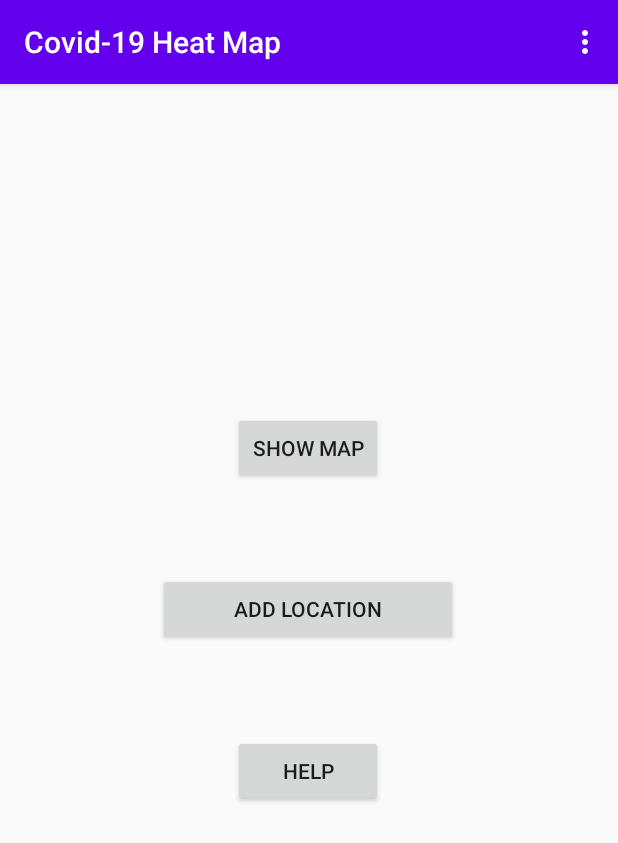
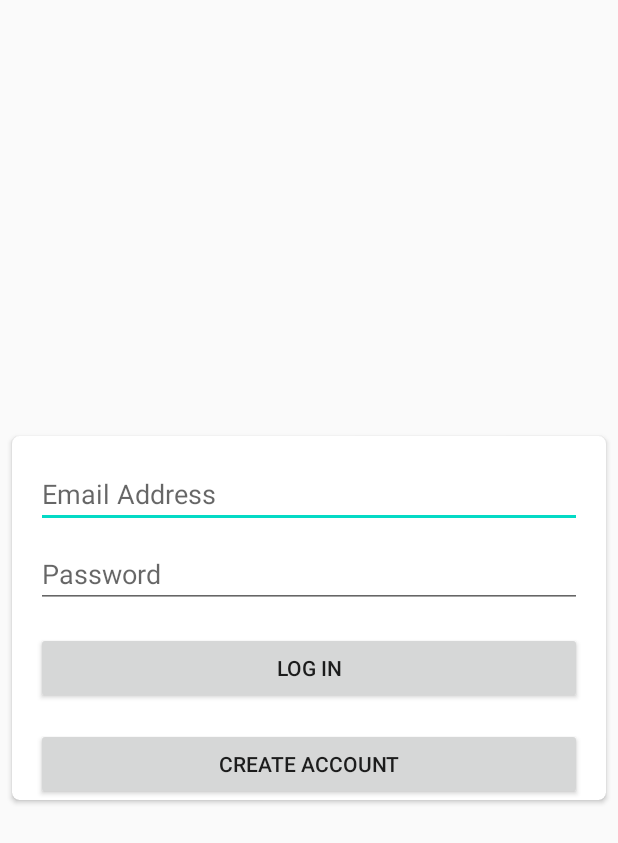
Before and after one commit to maniahania/mobilki, an Android app: the screen it shows after launch (MainActivity before the commit, LoginActivity after it), on a phone screen of 412 x 824 dp. Shown: the top 843 px of the screen. Run offline under Robolectric (Android 15) with nearby library versions, the phone set to English and light mode, and no system bars; our stand-ins replace Firebase (no records; nobody signed in at launch, a user with empty details on screens opened directly).

Commit message:
login, register, identyfikator usera do punktow, firebase, wypisanie lokalizacji w postaci brzydkiego TextView

```diff
--- a/app/build.gradle
+++ b/app/build.gradle
@@ -1,4 +1,5 @@
 apply plugin: 'com.android.application'
+apply plugin: 'com.google.gms.google-services'
 
 android {
     compileSdkVersion 30
@@ -16,6 +17,7 @@ android {
         applicationId "maniananana.chm"
         minSdkVersion 16
         targetSdkVersion 30
+        multiDexEnabled true
         versionCode 1
         versionName "1.0"
 
@@ -33,6 +35,7 @@ android {
 dependencies {
     implementation fileTree(dir: "libs", include: ["*.jar"])
     implementation 'androidx.appcompat:appcompat:1.2.0'
+    implementation 'com.android.support:multidex:1.0.3'
     implementation 'com.google.android.material:material:1.2.1'
     implementation 'androidx.constraintlayout:constraintlayout:2.0.4'
     implementation 'androidx.navigation:navigation-fragment:2.3.1'
@@ -42,6 +45,8 @@ dependencies {
     implementation 'com.google.android.gms:play-services-places:17.0.0'
     implementation "androidx.fragment:fragment:1.2.5"
     implementation 'androidx.legacy:legacy-support-v4:1.0.0'
+    implementation 'com.google.firebase:firebase-auth:19.2.0'
+    implementation 'com.google.firebase:firebase-firestore:21.4.0'
     testImplementation 'junit:junit:4.13.1'
     androidTestImplementation 'androidx.test.ext:junit:1.1.2'
     androidTestImplementation 'androidx.test.espresso:espresso-core:3.3.0'
--- /dev/null
+++ b/app/src/main/java/maniananana/chm/LoginActivity.java
@@ -0,0 +1,104 @@
+package maniananana.chm;
+
+import androidx.annotation.NonNull;
+import androidx.appcompat.app.AppCompatActivity;
+
+import android.content.Intent;
+import android.os.Bundle;
+import android.util.Log;
+import android.view.View;
+import android.widget.Button;
+import android.widget.EditText;
+import android.widget.Toast;
+
+import com.google.android.gms.tasks.OnFailureListener;
+import com.google.android.gms.tasks.OnSuccessListener;
+import com.google.firebase.auth.AuthResult;
+import com.google.firebase.auth.FirebaseAuth;
+import com.google.firebase.firestore.DocumentReference;
+import com.google.firebase.firestore.DocumentSnapshot;
+import com.google.firebase.firestore.FirebaseFirestore;
+
+public class LoginActivity extends AppCompatActivity {
+
+    EditText email,password;
+    Button loginBtn,gotoRegister;
+    boolean valid = true;
+    FirebaseAuth fAuth;
+    FirebaseFirestore fStore;
+
+    @Override
+    protected void onCreate(Bundle savedInstanceState) {
+        super.onCreate(savedInstanceState);
+        setContentView(R.layout.activity_login);
+        email = findViewById(R.id.loginEmail);
+        password = findViewById(R.id.loginPassword);
+        loginBtn = findViewById(R.id.loginBtn);
+        gotoRegister = findViewById(R.id.gotoRegister);
+        fAuth = FirebaseAuth.getInstance();
+        fStore = FirebaseFirestore.getInstance();
+
+        gotoRegister.setOnClickListener(new View.OnClickListener() {
+            @Override
+            public void onClick(View v) {
+                Intent registerIntent = new Intent(getApplicationContext(), RegisterActivity.class);
+                startActivity(registerIntent);
+            }
+        });
+
+        loginBtn.setOnClickListener(new View.OnClickListener() {
+            @Override
+            public void onClick(View view) {
+                checkField(email);
+                checkField(password);
+                if (valid) {
+                    fAuth.signInWithEmailAndPassword(email.getText().toString(), password.getText().toString()).addOnSuccessListener(new OnSuccessListener<AuthResult>() {
+                        @Override
+                        public void onSuccess(AuthResult authResult) {
+                            Toast.makeText(LoginActivity.this,"Logged in Successfully", Toast.LENGTH_SHORT).show();
+                            checkIfAdmin(authResult.getUser().getUid());
+                        }
+                    }).addOnFailureListener(new OnFailureListener() {
+                        @Override
+                        public void onFailure(@NonNull Exception e) {
+
+                        }
+                    });
+                }
+            }
+        });
+    }
+
+    public void checkField(EditText textField){
+        if(textField.getText().toString().isEmpty()){
+            textField.setError("Error");
+            valid = false;
+        }else {
+            valid = true;
+        }
+    }
+
+    @Override
+    protected void onStart() {
+        super.onStart();
+        if(FirebaseAuth.getInstance().getCurrentUser() != null) {
+            startActivity(new Intent(getApplicationContext(), MainActivity.class));
+        }
+    }
+
+    private void checkIfAdmin(String uid) {
+        DocumentReference df = fStore.collection("Users").document(uid);
+        df.get().addOnSuccessListener(new OnSuccessListener<DocumentSnapshot>() {
+            @Override
+            public void onSuccess(DocumentSnapshot documentSnapshot) {
+                Log.d("TAG", "onSuccess: " + documentSnapshot.getData());
+                if(documentSnapshot.getString("isAdmin") == "1"){
+                     startActivity(new Intent(getApplicationContext(), MainActivity.class));
+                }
+                else {
+                    startActivity(new Intent(getApplicationContext(), MainActivity.class));
+                }
+            }
+        });
+    }
+}
--- /dev/null
+++ b/app/src/main/res/layout/activity_login.xml
@@ -0,0 +1,80 @@
+<?xml version="1.0" encoding="utf-8"?>
+<androidx.constraintlayout.widget.ConstraintLayout xmlns:android="http://schemas.android.com/apk/res/android"
+    xmlns:app="http://schemas.android.com/apk/res-auto"
+    xmlns:tools="http://schemas.android.com/tools"
+    android:layout_width="match_parent"
+    android:layout_height="match_parent"
+    tools:context=".LoginActivity">
+
+    <androidx.cardview.widget.CardView
+        android:layout_width="0dp"
+        android:layout_height="wrap_content"
+        android:layout_marginStart="8dp"
+        android:layout_marginTop="8dp"
+        android:layout_marginEnd="8dp"
+        android:layout_marginBottom="8dp"
+        app:cardCornerRadius="5dp"
+        app:layout_constraintBottom_toBottomOf="parent"
+        app:layout_constraintEnd_toEndOf="parent"
+        app:layout_constraintStart_toStartOf="parent"
+        app:layout_constraintTop_toTopOf="parent">
+
+        <androidx.constraintlayout.widget.ConstraintLayout
+            android:layout_width="match_parent"
+            android:layout_height="match_parent">
+
+            <EditText
+                android:id="@+id/loginEmail"
+                android:layout_width="0dp"
+                android:layout_height="wrap_content"
+                android:layout_marginStart="16dp"
+                android:layout_marginTop="16dp"
+                android:layout_marginEnd="16dp"
+                android:ems="10"
+                android:hint="Email Address"
+                android:inputType="textEmailAddress"
+                app:layout_constraintEnd_toEndOf="parent"
+                app:layout_constraintStart_toStartOf="parent"
+                app:layout_constraintTop_toTopOf="parent" />
+
+            <EditText
+                android:id="@+id/loginPassword"
+                android:layout_width="0dp"
+                android:layout_height="wrap_content"
+                android:layout_marginStart="16dp"
+                android:layout_marginTop="8dp"
+                android:layout_marginEnd="16dp"
+                android:ems="10"
+                android:hint="Password"
+                android:inputType="textPassword"
+                app:layout_constraintEnd_toEndOf="parent"
+                app:layout_constraintStart_toStartOf="parent"
+                app:layout_constraintTop_toBottomOf="@+id/loginEmail" />
+
+            <Button
+                android:id="@+id/loginBtn"
+                android:layout_width="0dp"
+                android:layout_height="wrap_content"
+                android:layout_marginStart="16dp"
+                android:layout_marginTop="16dp"
+                android:layout_marginEnd="16dp"
+                android:text="LOG IN"
+                app:layout_constraintEnd_toEndOf="parent"
+                app:layout_constraintStart_toStartOf="parent"
+                app:layout_constraintTop_toBottomOf="@+id/loginPassword" />
+
+            <Button
+                android:id="@+id/gotoRegister"
+                android:layout_width="0dp"
+                android:layout_height="wrap_content"
+                android:layout_marginStart="16dp"
+                android:layout_marginTop="16dp"
+                android:layout_marginEnd="16dp"
+                android:text="Create Account"
+                app:layout_constraintEnd_toEndOf="parent"
+                app:layout_constraintStart_toStartOf="parent"
+                app:layout_constraintTop_toBottomOf="@+id/loginBtn" />
+        </androidx.constraintlayout.widget.ConstraintLayout>
+    </androidx.cardview.widget.CardView>
+
+</androidx.constraintlayout.widget.ConstraintLayout>
--- a/app/src/main/res/layout/activity_main.xml
+++ b/app/src/main/res/layout/activity_main.xml
@@ -22,5 +22,4 @@
 
     <include layout="@layout/content_main" />
 
-
 </androidx.coordinatorlayout.widget.CoordinatorLayout>
--- a/app/src/main/res/menu/menu_main.xml
+++ b/app/src/main/res/menu/menu_main.xml
@@ -3,8 +3,7 @@
     xmlns:tools="http://schemas.android.com/tools"
     tools:context="maniananana.chm.MainActivity">
     <item
-        android:id="@+id/action_settings"
-        android:orderInCategory="100"
-        android:title="@string/action_settings"
+        android:id="@+id/action_viewMyLocations"
+        android:title="@string/view_my_locations"
         app:showAsAction="never" />
 </menu>
--- a/app/src/main/res/values/strings.xml
+++ b/app/src/main/res/values/strings.xml
@@ -29,4 +29,6 @@
     <string name="confirm_location">Confirm Location</string>
     <string name="change_location">Change Location</string>
     <string name="confirm">Confirm</string>
+    <string name="view_my_locations">View my locations</string>
+    <string name="go_back">Go Back</string>
 </resources>
--- a/app/src/main/res/values/styles.xml
+++ b/app/src/main/res/values/styles.xml
@@ -5,6 +5,8 @@
         <item name="colorPrimary">@color/colorPrimary</item>
         <item name="colorPrimaryDark">@color/colorPrimaryDark</item>
         <item name="colorAccent">@color/colorAccent</item>
+        <item name="windowActionBar">false</item>
+        <item name="windowNoTitle">true</item>
     </style>
 
     <style name="AppTheme.NoActionBar">
--- a/build.gradle
+++ b/build.gradle
@@ -6,6 +6,7 @@ buildscript {
     }
     dependencies {
         classpath 'com.android.tools.build:gradle:4.1.1'
+        classpath 'com.google.gms:google-services:4.3.3'
 
         // NOTE: Do not place your application dependencies here; they belong
         // in the individual module build.gradle files
```
Also changed, not shown: app/src/main/AndroidManifest.xml (+10 -7 lines), app/src/main/java/maniananana/chm/LocationListActivity.java (added, +81 -0 lines), app/src/main/java/maniananana/chm/MainActivity.java (+18 -13 lines), app/src/main/java/maniananana/chm/RegisterActivity.java (added, +99 -0 lines), app/src/main/java/maniananana/chm/addLocation/AddLocationActivity.java (+15 -1 lines), app/src/main/java/maniananana/chm/locationPoint/LocationPoint.java (+11 -1 lines), app/src/main/res/layout/activity_location_list.xml (added, +27 -0 lines), app/src/main/res/layout/activity_register.xml (added, +114 -0 lines), app/src/main/res/layout/content_main.xml (+12 -0 lines).
